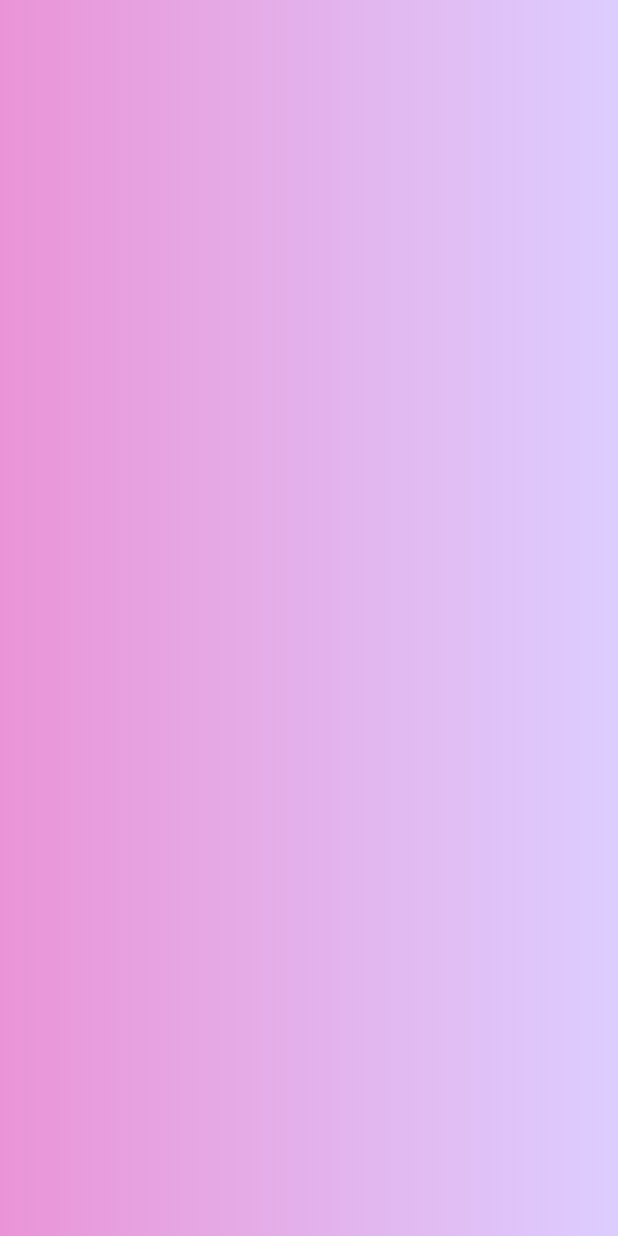
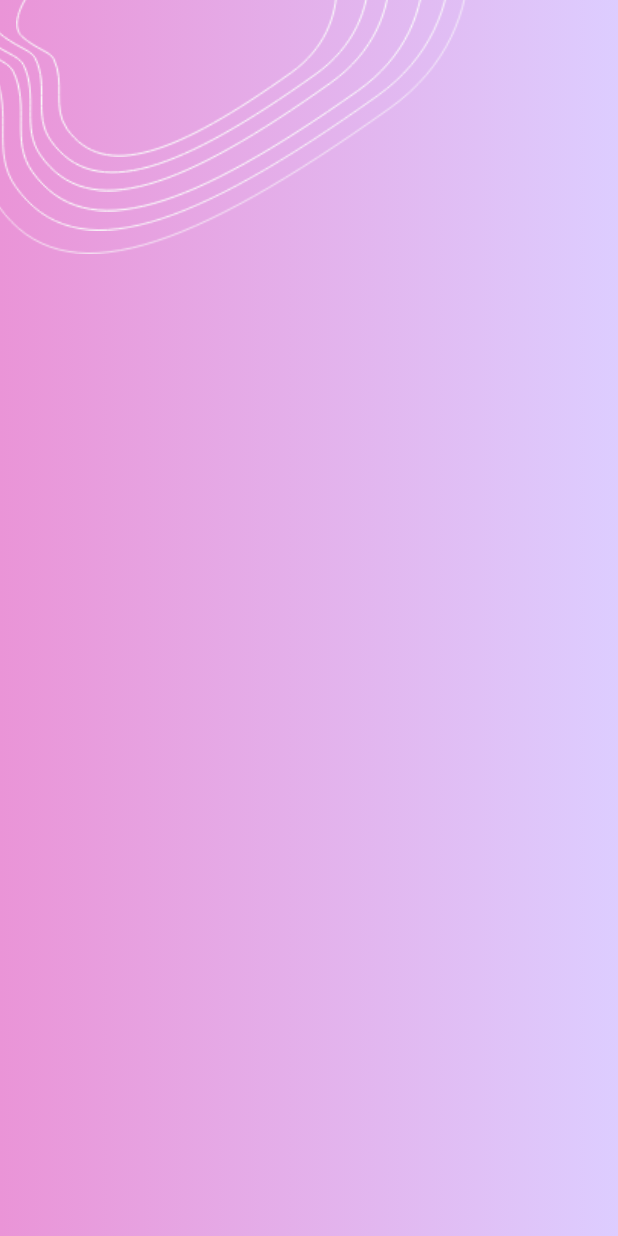
Before and after one commit to MustafaSheeha/ProMinaTask, a Flutter app: the screen it shows after launch, on a phone screen of 412 x 824 dp. Run offline on Flutter 3.47's test engine with Material 3 defaults, Android fonts, the phone set to English and light mode, and no system bars; our stand-ins replace get.

Commit message:
Add curved circle widgets to login view.

```diff
--- a/lib/features/view/login_view.dart
+++ b/lib/features/view/login_view.dart
@@ -1,7 +1,9 @@
 import 'package:flutter/material.dart';
 import 'package:get/get.dart';
 import 'package:promina_gallery_task/core/constants/app_colors.dart';
+import 'package:promina_gallery_task/core/constants/assets.dart';
 
+import 'widgets/curved_circle_widget.dart';
 import 'widgets/gradient_container.dart';
 
 class LoginView extends StatelessWidget {
@@ -9,11 +11,40 @@ class LoginView extends StatelessWidget {
 
   @override
   Widget build(BuildContext context) {
-    return Scaffold(
+    return  Scaffold(
       body: Stack(
         children: [
           GradientContainer(),
-
+          CurvedCircleWidget(
+            imagePath: Assets.imagesCurvedCirclesVector2014,
+            left: Get.height*0.013,
+            top: -Get.height*0.123,
+          ),
+          CurvedCircleWidget(
+            imagePath: Assets.imagesCurvedCirclesVector2013,
+            left: -Get.height*0.007,
+            top: -Get.height*0.154,
+          ),
+          CurvedCircleWidget(
+            imagePath: Assets.imagesCurvedCirclesVector2009,
+            left: -Get.height*0.02,
+            top: -Get.height*0.169,
+          ),
+          CurvedCircleWidget(
+            imagePath: Assets.imagesCurvedCirclesVector2010,
+            left: -Get.height*0.033,
+            top: -Get.height*0.188,
+          ),
+          CurvedCircleWidget(
+            imagePath: Assets.imagesCurvedCirclesVector2011,
+            left: -Get.height*0.053,
+            top: -Get.height*0.215,
+          ),
+          CurvedCircleWidget(
+            imagePath: Assets.imagesCurvedCirclesVector2012,
+            left: -Get.height*0.072,
+            top: -Get.height*0.229,
+          ),
         ],
       ),
     );
--- /dev/null
+++ b/lib/features/view/widgets/curved_circle_widget.dart
@@ -0,0 +1,20 @@
+import 'package:flutter/material.dart';
+
+class CurvedCircleWidget extends StatelessWidget {
+  const CurvedCircleWidget({
+    super.key,
+    this.top,
+    this.left,
+    required this.imagePath,
+  });
+  final double? top, left;
+  final String imagePath;
+  @override
+  Widget build(BuildContext context) {
+    return Positioned(
+      top: top,
+      left: left,
+      child: Image.asset(imagePath),
+    );
+  }
+}
```
